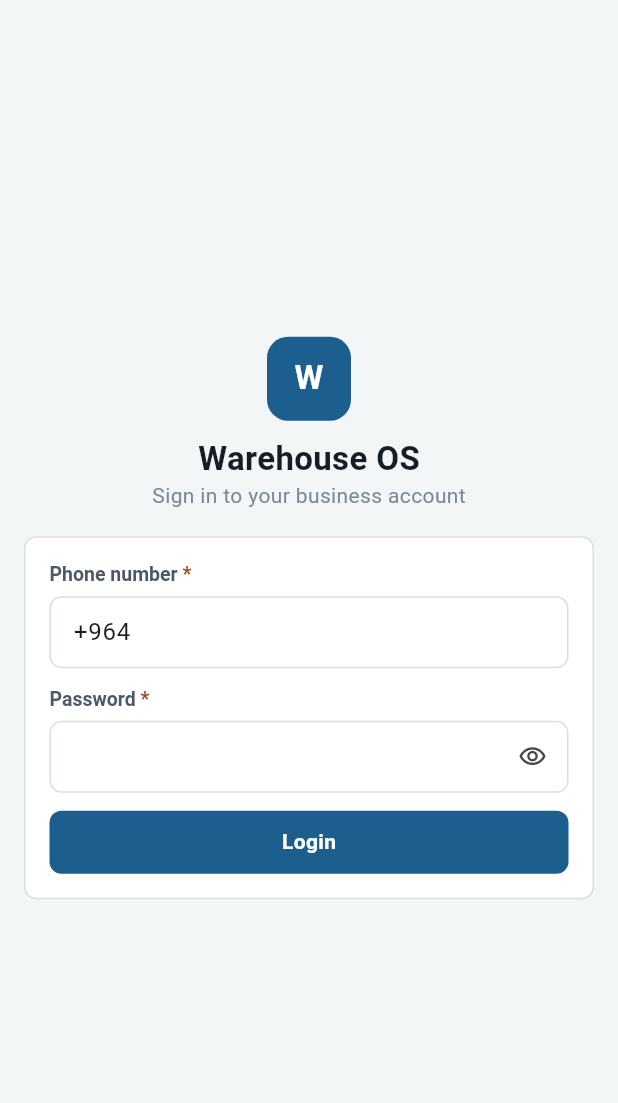
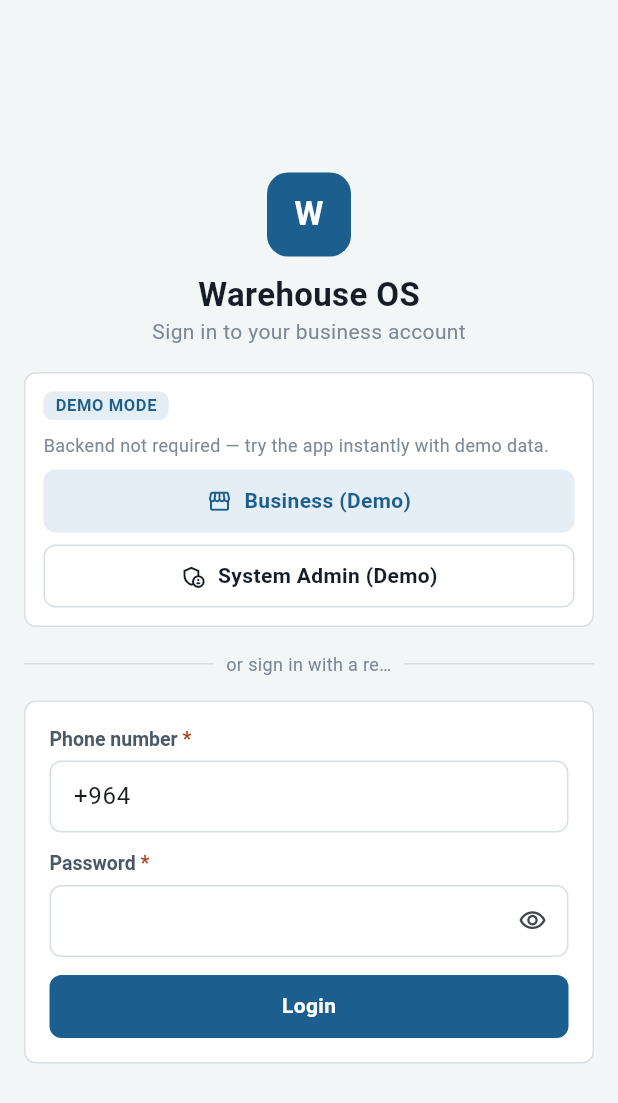
Before and after one commit to sarahmuhammed0/warehouse, a Flutter app: the screen it shows after launch, on a phone screen of 412 x 824 dp. Shown: the top 1103 px of the screen. Run offline on Flutter 3.47's test engine with Material 3 defaults, Android fonts, the phone set to English and light mode, and no system bars; our stand-ins replace dio, flutter_riverpod, flutter_secure_storage, go_router; generated files the repository leaves out were written again.

Commit message:
feat(frontend): add frontend-only demo mode for backend-free UI testing
Adds a single central AppModeConfig switch (default: demo) selecting
between a new DemoAuthRepository (local, no network) and the existing
real ApiAuthRepository, so the whole app — every business module,
System Admin screens, logout/re-login — is reachable with the backend
off. The login screen gains two one-tap demo entry points (Business,
System Admin) alongside the untouched real login form, and the shell
shows a small "DEMO MODE" badge. Backend/JWT/secure-storage auth
architecture is unchanged and stays selectable via
--dart-define=APP_MODE=backend.

Also fixes a topbar overflow at mobile width and a duplicate AppButton
finder surfaced by the new tests, and root-causes the test-suite hang
this feature triggered: the new tests weren't overriding
secureTokenStorageProvider, so login hit the real (unmocked)
flutter_secure_storage channel and never resolved.

flutter analyze: 0 issues. flutter test: 45/45 passing. flutter build
web --release: succeeds. Zero backend/ changes.

Co-Authored-By: Claude Sonnet 5 <noreply@anthropic.com>

```diff
--- /dev/null
+++ b/frontend/lib/core/config/app_mode.dart
@@ -0,0 +1,27 @@
+/// Frontend-only test mode (explicit instruction, separate from Phase 2's
+/// real backend integration) — the ONE place the demo-vs-backend decision
+/// is made. Nothing else in the app branches on "are we in demo mode";
+/// everything downstream (auth repository selection, route guards) reads
+/// through `authRepositoryProvider`/`AuthState`, which this file feeds.
+///
+/// Compile-time only, matching `core/config/env.dart`'s existing style —
+/// not a runtime toggle, and deliberately not stored anywhere a UI action
+/// could flip it: a real backend connection failure must never silently
+/// fall back to fake local data (see docs/frontend-demo-mode.md "Why not a
+/// runtime toggle").
+///
+/// Usage:
+///   flutter run                                   # DEMO (the default)
+///   flutter run --dart-define=APP_MODE=backend     # real backend required
+enum AppMode { demo, backend }
+
+class AppModeConfig {
+  AppModeConfig._();
+
+  static const String _raw = String.fromEnvironment('APP_MODE', defaultValue: 'demo');
+
+  static final AppMode mode = _raw.trim().toLowerCase() == 'backend' ? AppMode.backend : AppMode.demo;
+
+  static bool get isDemo => mode == AppMode.demo;
+  static bool get isBackend => mode == AppMode.backend;
+}
--- /dev/null
+++ b/frontend/lib/features/auth/data/demo_auth_repository.dart
@@ -0,0 +1,92 @@
+import 'auth_models.dart';
+import 'auth_repository.dart';
+
+/// One-click demo credentials the login screen's two demo buttons pass to
+/// `AuthController.login()` — recognized only inside this file, never
+/// exposed as a real account anywhere else. Not secret (this is a local
+/// frontend-testing feature, not a security boundary) — the phone strings
+/// are deliberately implausible (`0000000`) so they can never collide with
+/// a real E.164 number, and the manual login form still accepts them if
+/// typed by hand.
+const String kDemoBusinessPhone = '+9647000000001';
+const String kDemoAdminPhone = '+9647000000002';
+const String kDemoPassword = 'demo';
+
+/// Frontend-only demo authentication (see docs/frontend-demo-mode.md) —
+/// implements the exact same `AuthRepository` interface `ApiAuthRepository`
+/// does, so `AuthController`/the login screen/route guards need no special
+/// case for "am I talking to the real backend." Never calls `ApiClient`,
+/// Dio, or any network API — every method resolves from fixed in-memory
+/// demo identities. A short artificial delay keeps the loading state
+/// (§17/§38 of the auth UI) observable, same reasoning as
+/// `core/repositories/demo_data_source.dart`'s `simulatedLatency()` for the
+/// business-module repositories, but via microtasks for the same
+/// `pumpAndSettle`-safety reason documented there — never a real `Timer`.
+class DemoAuthRepository implements AuthRepository {
+  AccountType _currentType = AccountType.businessUser;
+
+  static const _businessAccessToken = 'demo-access-token-business';
+  static const _businessRefreshToken = 'demo-refresh-token-business';
+  static const _adminAccessToken = 'demo-access-token-admin';
+  static const _adminRefreshToken = 'demo-refresh-token-admin';
+
+  static const businessAccount = AuthAccount(id: -1, name: 'Demo Owner', phone: kDemoBusinessPhone);
+  static const businessBusiness = AuthBusiness(
+    id: -1,
+    name: 'Demo Furniture Factory',
+    businessType: 'furniture_factory',
+    logoUrl: null,
+    currency: 'USD',
+    language: 'en',
+    timezone: 'Asia/Baghdad',
+    status: 'active',
+  );
+  static const adminAccount = AuthAccount(id: -2, name: 'Demo System Admin', phone: kDemoAdminPhone);
+
+  Future<void> _settle() async {
+    for (var i = 0; i < 6; i++) {
+      await Future<void>.value();
+    }
+  }
+
+  bool _isAdminPhone(String phone) => phone.trim() == kDemoAdminPhone;
+
+  @override
+  Future<AuthSession> login({required String phone, required String password}) async {
+    await _settle();
+    final isAdmin = _isAdminPhone(phone);
+    _currentType = isAdmin ? AccountType.systemAdmin : AccountType.businessUser;
+    return isAdmin
+        ? const AuthSession(accessToken: _adminAccessToken, refreshToken: _adminRefreshToken, account: adminAccount)
+        : const AuthSession(
+            accessToken: _businessAccessToken,
+            refreshToken: _businessRefreshToken,
+            account: businessAccount,
+            business: businessBusiness,
+          );
+  }
+
+  @override
+  Future<RefreshedTokens> refresh(String refreshToken) async {
+    await _settle();
+    final isAdmin = refreshToken == _adminRefreshToken;
+    _currentType = isAdmin ? AccountType.systemAdmin : AccountType.businessUser;
+    return isAdmin
+        ? const RefreshedTokens(accessToken: _adminAccessToken, refreshToken: _adminRefreshToken)
+        : const RefreshedTokens(accessToken: _businessAccessToken, refreshToken: _businessRefreshToken);
+  }
+
+  @override
+  Future<void> logout(String? refreshToken) => _settle();
+
+  @override
+  Future<AuthIdentity> me() async {
+    await _settle();
+    return _currentType == AccountType.systemAdmin
+        ? const AuthIdentity(account: adminAccount)
+        : const AuthIdentity(account: businessAccount, business: businessBusiness);
+  }
+
+  @override
+  Future<void> changePassword({required String currentPassword, required String newPassword}) => _settle();
+}
--- a/frontend/lib/features/auth/presentation/login_screen.dart
+++ b/frontend/lib/features/auth/presentation/login_screen.dart
@@ -1,6 +1,7 @@
 import 'package:flutter/material.dart' hide required;
 import 'package:flutter_riverpod/flutter_riverpod.dart';
 
+import '../../../core/config/app_mode.dart';
 import '../../../core/validation/validators.dart';
 import '../../../l10n/generated/app_localizations.dart';
 import '../../../shared/buttons/app_button.dart';
@@ -9,6 +10,7 @@ import '../../../shared/forms/app_text_field.dart';
 import '../../../theme/app_colors.dart';
 import '../../../theme/app_spacing.dart';
 import '../../../theme/app_typography.dart';
+import '../data/demo_auth_repository.dart';
 import 'providers/auth_controller.dart';
 import 'providers/auth_state.dart';
 
@@ -51,6 +53,11 @@ class _LoginScreenState extends ConsumerState<LoginScreen> {
     );
   }
 
+  void _continueAsDemo(String phone) {
+    ref.read(authControllerProvider.notifier).clearError();
+    ref.read(authControllerProvider.notifier).login(phone: phone, password: kDemoPassword);
+  }
+
   @override
   Widget build(BuildContext context) {
     final colors = context.colors;
@@ -73,6 +80,25 @@ class _LoginScreenState extends ConsumerState<LoginScreen> {
                 _Branding(colors: colors, l10n: l10n),
                 if (authState is AuthSessionExpired)
                   _Banner(message: l10n.sessionExpiredMessage, tone: _BannerTone.info),
+                if (AppModeConfig.isDemo)
+                  _DemoModeCard(l10n: l10n, isAuthenticating: isAuthenticating, onContinue: _continueAsDemo),
+                if (AppModeConfig.isDemo)
+                  Row(
+                    children: [
+                      Expanded(child: Divider(color: colors.border)),
+                      Flexible(
+                        child: Padding(
+                          padding: const EdgeInsets.symmetric(horizontal: AppSpacing.sm),
+                          child: Text(
+                            l10n.demoModeOrDivider,
+                            style: AppTypography.caption.copyWith(color: colors.textMuted),
+                            overflow: TextOverflow.ellipsis,
+                          ),
+                        ),
+                      ),
+                      Expanded(child: Divider(color: colors.border)),
+                    ],
+                  ),
                 AppCard(
                   child: Form(
                     key: _formKey,
@@ -98,6 +124,7 @@ class _LoginScreenState extends ConsumerState<LoginScreen> {
                         if (authState is AuthError)
                           _Banner(message: authState.message, tone: _BannerTone.error),
                         AppButton(
+                          key: const ValueKey('loginSubmitButton'),
                           label: l10n.login,
                           onPressed: isAuthenticating ? null : _submit,
                           loading: isAuthenticating,
@@ -111,6 +138,60 @@ class _LoginScreenState extends ConsumerState<LoginScreen> {
             ),
           ),
         ),
+      ),
+    );
+  }
+}
+
+/// The two one-click demo paths (§2/§6 of the frontend-demo-mode brief) —
+/// only rendered when `AppModeConfig.isDemo`, never in backend mode. Both
+/// buttons call the exact same `AuthController.login()` the real form uses;
+/// `DemoAuthRepository` is what makes that call resolve locally instead of
+/// hitting Dio — this widget has no auth logic of its own.
+class _DemoModeCard extends StatelessWidget {
+  const _DemoModeCard({required this.l10n, required this.isAuthenticating, required this.onContinue});
+
+  final AppLocalizations l10n;
+  final bool isAuthenticating;
+  final void Function(String phone) onContinue;
+
+  @override
+  Widget build(BuildContext context) {
+    final colors = context.colors;
+    return AppCard(
+      padding: const EdgeInsets.all(AppSpacing.md),
+      child: Column(
+        crossAxisAlignment: CrossAxisAlignment.stretch,
+        spacing: AppSpacing.sm,
+        children: [
+          Row(
+            children: [
+              Container(
+                padding: const EdgeInsets.symmetric(horizontal: 8, vertical: 3),
+                decoration: BoxDecoration(color: colors.infoBg, borderRadius: BorderRadius.circular(6)),
+                child: Text(
+                  l10n.demoModeIndicator,
+                  style: AppTypography.statusBadge.copyWith(color: colors.info),
+                ),
+              ),
+            ],
+          ),
+          Text(l10n.demoModeLoginBanner, style: AppTypography.caption.copyWith(color: colors.textMuted)),
+          AppButton(
+            label: l10n.continueAsBusinessDemo,
+            icon: Icons.storefront_outlined,
+            variant: AppButtonVariant.secondary,
+            expand: true,
+            onPressed: isAuthenticating ? null : () => onContinue(kDemoBusinessPhone),
+          ),
+          AppButton(
+            label: l10n.continueAsSystemAdminDemo,
+            icon: Icons.admin_panel_settings_outlined,
+            variant: AppButtonVariant.outline,
+            expand: true,
+            onPressed: isAuthenticating ? null : () => onContinue(kDemoAdminPhone),
+          ),
+        ],
       ),
     );
   }
--- a/frontend/lib/features/auth/presentation/providers/auth_controller.dart
+++ b/frontend/lib/features/auth/presentation/providers/auth_controller.dart
@@ -1,18 +1,32 @@
 import 'package:flutter_riverpod/flutter_riverpod.dart';
 
+import '../../../../core/config/app_mode.dart';
 import '../../../../core/error/failure.dart';
+import '../../../../core/network/api_client.dart';
 import '../../../../core/network/providers.dart';
 import '../../../../core/storage/secure_token_storage.dart';
 import '../../data/auth_models.dart';
 import '../../data/auth_repository.dart';
+import '../../data/demo_auth_repository.dart';
 import 'auth_state.dart';
 
+/// The one seam `AppModeConfig` is consulted at for auth — a pure function,
+/// not inlined in the provider, specifically so it's unit-testable without
+/// needing a live `ProviderContainer` or a real `--dart-define` flip (see
+/// test/widget_test.dart's "Demo/backend mode selection" group).
+AuthRepository buildAuthRepository(AppMode mode, ApiClient client, AccountType accountType) {
+  return switch (mode) {
+    // Business-user login only in backend mode — Phase 2's Flutter UI
+    // deliberately doesn't build a separate System Admin login screen (see
+    // docs/authentication.md "Flutter scope"); the backend fully supports
+    // it, this just never points at AccountType.systemAdmin in this phase.
+    AppMode.backend => ApiAuthRepository(client, accountType: accountType),
+    AppMode.demo => DemoAuthRepository(),
+  };
+}
+
 final authRepositoryProvider = Provider<AuthRepository>((ref) {
-  // Business-user login only — Phase 2's Flutter UI deliberately doesn't
-  // build a separate System Admin login screen (see docs/authentication.md
-  // "Flutter scope"); the backend fully supports it, this provider is
-  // simply never pointed at AccountType.systemAdmin in this phase.
-  return ApiAuthRepository(ref.watch(apiClientProvider), accountType: AccountType.businessUser);
+  return buildAuthRepository(AppModeConfig.mode, ref.watch(apiClientProvider), AccountType.businessUser);
 });
 
 final secureTokenStorageProvider = Provider<TokenStorage>((ref) => SecureTokenStorage());
--- a/frontend/lib/l10n/app_en.arb
+++ b/frontend/lib/l10n/app_en.arb
@@ -258,5 +258,11 @@
 
   "statTotalProducts": "Total products",
   "statTotalCustomers": "Total customers",
-  "customizeDashboard": "Customize"
+  "customizeDashboard": "Customize",
+
+  "demoModeIndicator": "DEMO MODE",
+  "demoModeLoginBanner": "Backend not required — try the app instantly with demo data.",
+  "continueAsBusinessDemo": "Business (Demo)",
+  "continueAsSystemAdminDemo": "System Admin (Demo)",
+  "demoModeOrDivider": "or sign in with a real account"
 }
--- a/frontend/lib/shared/buttons/app_button.dart
+++ b/frontend/lib/shared/buttons/app_button.dart
@@ -65,7 +65,19 @@ class AppButton extends StatelessWidget {
                 Icon(icon, size: 17, color: foreground),
                 const SizedBox(width: AppSpacing.sm),
               ],
-              Text(label, style: AppTypography.button.copyWith(color: foreground)),
+              // Flexible + ellipsis, not a bare Text: `mainAxisSize.min`
+              // otherwise insists on the label's full intrinsic width, so a
+              // long label inside a narrow parent (e.g. a 380px-capped
+              // login card) overflows instead of shrinking — a real
+              // rendering bug, same class as AppDropdownField's earlier
+              // missing `isExpanded`.
+              Flexible(
+                child: Text(
+                  label,
+                  style: AppTypography.button.copyWith(color: foreground),
+                  overflow: TextOverflow.ellipsis,
+                ),
+              ),
             ],
           );
 
```
Also changed, not shown: frontend/lib/l10n/app_ar.arb (+7 -1 lines), frontend/lib/l10n/app_ku.arb (+7 -1 lines), frontend/lib/routing/app_router.dart (+17 -11 lines), frontend/lib/shared/navigation/app_topbar.dart (+21 -3 lines), 3 other files.
